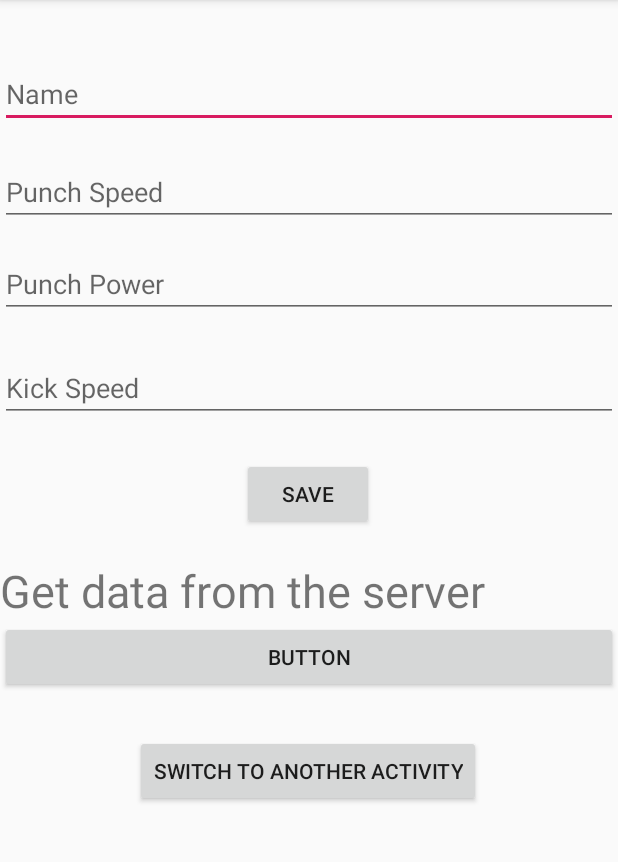
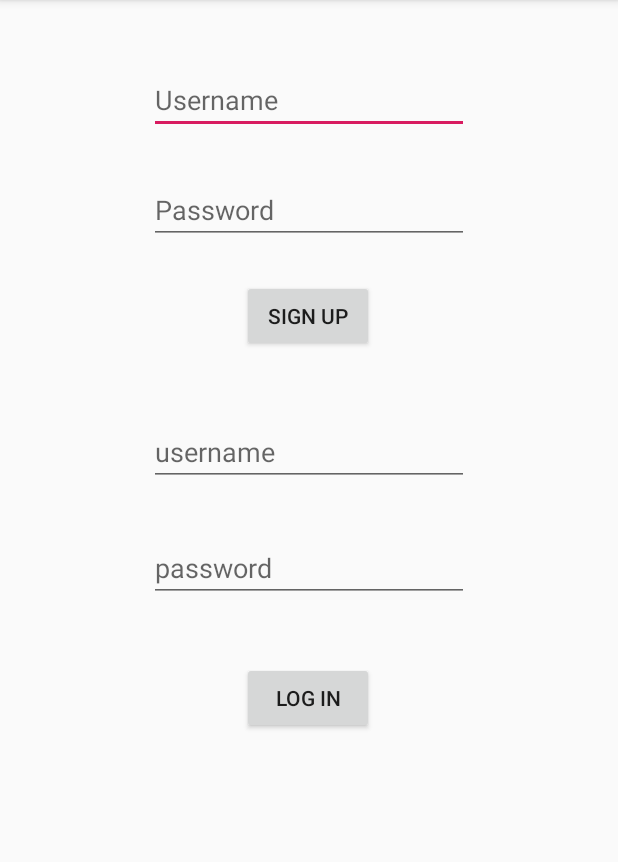
Before and after one commit to ArafathBaig/Instagram-Clone2.0, an Android app: the screen it shows after launch (MainActivity before the commit, SignUpLogin after it), after a tap on "SWITCH TO ANOTHER ACTIVITY", on a phone screen of 412 x 824 dp, the part 84-946 px from its top. Run offline under Robolectric (Android 15) with nearby library versions, the phone set to English and light mode, and no system bars; libraries missing offline, so code that uses them is left out: com.parse, com.shashank.sony; 1 statement that could not run was skipped.

Commit message:
signUp Login commited

```diff
--- a/app/src/main/AndroidManifest.xml
+++ b/app/src/main/AndroidManifest.xml
@@ -3,13 +3,14 @@
     package="arafath.myappcom.instagram_clone20">
 
     <application
+        android:name=".App"
         android:allowBackup="true"
         android:icon="@mipmap/ic_launcher"
         android:label="@string/app_name"
         android:roundIcon="@mipmap/ic_launcher_round"
         android:supportsRtl="true"
-        android:theme="@style/AppTheme"
-        android:name=".App">
+        android:theme="@style/AppTheme">
+        <activity android:name=".WelcomeActivity"></activity>
         <activity android:name=".MainActivity">
             <intent-filter>
                 <action android:name="android.intent.action.MAIN" />
@@ -17,6 +18,7 @@
                 <category android:name="android.intent.category.LAUNCHER" />
             </intent-filter>
         </activity>
+        <activity android:name=".SignUpLogin" />
     </application>
 
 </manifest>
--- a/app/src/main/java/arafath/myappcom/instagram_clone20/MainActivity.java
+++ b/app/src/main/java/arafath/myappcom/instagram_clone20/MainActivity.java
@@ -2,6 +2,7 @@ package arafath.myappcom.instagram_clone20;
 
 import androidx.appcompat.app.AppCompatActivity;
 
+import android.content.Intent;
 import android.os.Bundle;
 import android.view.View;
 import android.widget.Button;
@@ -60,7 +61,8 @@ public class MainActivity extends AppCompatActivity implements  View.OnClickList
         button3.setOnClickListener(new View.OnClickListener() {
             @Override
             public void onClick(View v) {
-
+                Intent intent = new Intent(MainActivity.this, SignUpLogin.class);
+                startActivity(intent);
             }
         });
 
--- a/app/src/main/java/arafath/myappcom/instagram_clone20/SignUpLogin.java
+++ b/app/src/main/java/arafath/myappcom/instagram_clone20/SignUpLogin.java
@@ -1,4 +1,76 @@
 package arafath.myappcom.instagram_clone20;
 
-public class SignUpLogin {
+import android.os.Bundle;
+import android.view.View;
+import android.widget.Button;
+import android.widget.EditText;
+
+import androidx.annotation.Nullable;
+import androidx.appcompat.app.AppCompatActivity;
+
+import com.parse.LogInCallback;
+import com.parse.ParseException;
+import com.parse.ParseUser;
+import com.parse.SignUpCallback;
+import com.shashank.sony.fancytoastlib.FancyToast;
+
+public class SignUpLogin extends AppCompatActivity{
+    EditText editText1,editText2,editText3,editText4;
+    Button button1,button2;
+    @Override
+    protected void onCreate(@Nullable Bundle savedInstanceState) {
+        super.onCreate(savedInstanceState);
+        setContentView(R.layout.signup_login_activity);
+
+        editText1 = findViewById(R.id.userSU);
+        editText2 = findViewById(R.id.passSU);
+        editText3 = findViewById(R.id.userLI);
+        editText4 = findViewById(R.id.passLI);
+
+        button1 = findViewById(R.id.signin);
+        button2 = findViewById(R.id.logIn);
+
+        button1.setOnClickListener(new View.OnClickListener() {
+            @Override
+            public void onClick(View v) {
+                final ParseUser user = new ParseUser();
+                user.setUsername(editText1.getText().toString());
+                user.setPassword(editText2.getText().toString());
+
+                user.signUpInBackground(new SignUpCallback() {
+                    @Override
+                    public void done(ParseException e) {
+                        if(e==null){
+                            FancyToast.makeText(SignUpLogin.this, user.get("username") + " signed in!", FancyToast.LENGTH_LONG, FancyToast.SUCCESS, true).show();
+
+                        }else{
+                            FancyToast.makeText(SignUpLogin.this, "Error signing in!", FancyToast.LENGTH_LONG, FancyToast.ERROR, true).show();
+
+                        }
+                    }
+                });
+            }
+        });
+
+        button2.setOnClickListener(new View.OnClickListener() {
+            @Override
+            public void onClick(View v) {
+                ParseUser.logInInBackground(editText3.getText().toString(), editText4.getText().toString(), new LogInCallback() {
+                    @Override
+                    public void done(ParseUser user, ParseException e) {
+                        if(user != null && e == null){
+                            FancyToast.makeText(SignUpLogin.this, user.get("username") + " Logged in!", FancyToast.LENGTH_LONG, FancyToast.SUCCESS, true).show();
+
+                        }else{
+                            FancyToast.makeText(SignUpLogin.this, "Wrong Information", FancyToast.LENGTH_LONG, FancyToast.ERROR, true).show();
+
+                        }
+                    }
+                });
+
+            }
+        });
+
+    }
+
 }
--- /dev/null
+++ b/app/src/main/java/arafath/myappcom/instagram_clone20/WelcomeActivity.java
@@ -0,0 +1,14 @@
+ package arafath.myappcom.instagram_clone20;
+
+import androidx.appcompat.app.AppCompatActivity;
+
+import android.os.Bundle;
+
+public class WelcomeActivity extends AppCompatActivity {
+
+    @Override
+    protected void onCreate(Bundle savedInstanceState) {
+        super.onCreate(savedInstanceState);
+        setContentView(R.layout.activity_welcome);
+    }
+}
--- /dev/null
+++ b/app/src/main/res/layout/activity_welcome.xml
@@ -0,0 +1,9 @@
+<?xml version="1.0" encoding="utf-8"?>
+<androidx.constraintlayout.widget.ConstraintLayout xmlns:android="http://schemas.android.com/apk/res/android"
+    xmlns:app="http://schemas.android.com/apk/res-auto"
+    xmlns:tools="http://schemas.android.com/tools"
+    android:layout_width="match_parent"
+    android:layout_height="match_parent"
+    tools:context=".WelcomeActivity">
+
+</androidx.constraintlayout.widget.ConstraintLayout>
--- /dev/null
+++ b/app/src/main/res/layout/signup_login_activity.xml
@@ -0,0 +1,78 @@
+<?xml version="1.0" encoding="utf-8"?>
+<androidx.constraintlayout.widget.ConstraintLayout
+    xmlns:android="http://schemas.android.com/apk/res/android"
+    xmlns:app="http://schemas.android.com/apk/res-auto"
+    xmlns:tools="http://schemas.android.com/tools"
+    android:layout_width="match_parent"
+    android:layout_height="match_parent">
+
+    <EditText
+        android:id="@+id/userSU"
+        android:layout_width="wrap_content"
+        android:layout_height="wrap_content"
+        android:layout_marginTop="44dp"
+        android:ems="10"
+        android:hint="Username"
+        android:inputType="textPersonName"
+        app:layout_constraintEnd_toEndOf="parent"
+        app:layout_constraintStart_toStartOf="parent"
+        app:layout_constraintTop_toTopOf="parent" />
+
+    <EditText
+        android:id="@+id/passSU"
+        android:layout_width="wrap_content"
+        android:layout_height="wrap_content"
+        android:layout_marginTop="28dp"
+        android:ems="10"
+        android:hint="Password"
+        android:inputType="textPassword"
+        app:layout_constraintEnd_toEndOf="parent"
+        app:layout_constraintStart_toStartOf="parent"
+        app:layout_constraintTop_toBottomOf="@+id/userSU" />
+
+    <Button
+        android:id="@+id/signin"
+        android:layout_width="wrap_content"
+        android:layout_height="wrap_content"
+        android:layout_marginTop="24dp"
+        android:text="Sign up"
+        app:layout_constraintEnd_toEndOf="parent"
+        app:layout_constraintHorizontal_bias="0.498"
+        app:layout_constraintStart_toStartOf="parent"
+        app:layout_constraintTop_toBottomOf="@+id/passSU" />
+
+    <EditText
+        android:id="@+id/userLI"
+        android:layout_width="wrap_content"
+        android:layout_height="wrap_content"
+        android:layout_marginTop="44dp"
+        android:ems="10"
+        android:hint="username"
+        android:inputType="textPersonName"
+        app:layout_constraintEnd_toEndOf="parent"
+        app:layout_constraintStart_toStartOf="parent"
+        app:layout_constraintTop_toBottomOf="@+id/signin" />
+
+    <EditText
+        android:id="@+id/passLI"
+        android:layout_width="wrap_content"
+        android:layout_height="wrap_content"
+        android:layout_marginTop="32dp"
+        android:ems="10"
+        android:hint="password"
+        android:inputType="textPassword"
+        app:layout_constraintEnd_toEndOf="parent"
+        app:layout_constraintStart_toStartOf="parent"
+        app:layout_constraintTop_toBottomOf="@+id/userLI" />
+
+    <Button
+        android:id="@+id/logIn"
+        android:layout_width="wrap_content"
+        android:layout_height="wrap_content"
+        android:layout_marginTop="40dp"
+        android:text="Log in"
+        app:layout_constraintEnd_toEndOf="parent"
+        app:layout_constraintHorizontal_bias="0.498"
+        app:layout_constraintStart_toStartOf="parent"
+        app:layout_constraintTop_toBottomOf="@+id/passLI" />
+</androidx.constraintlayout.widget.ConstraintLayout>
```
